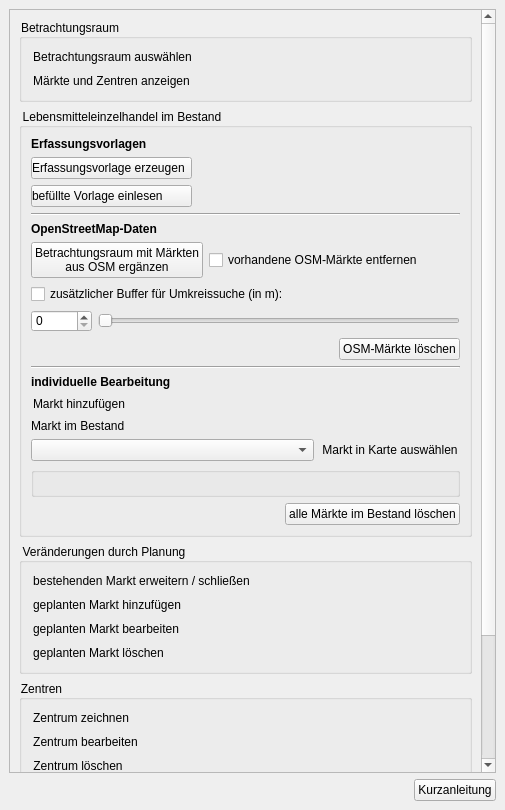
This is projektchecktools/ui/ProjektCheck_dockwidget_analysis_08-SKSM.ui in projektcheck/ProjektCheck-QGIS as Qt 5 draws it before an edit. The edited form follows.
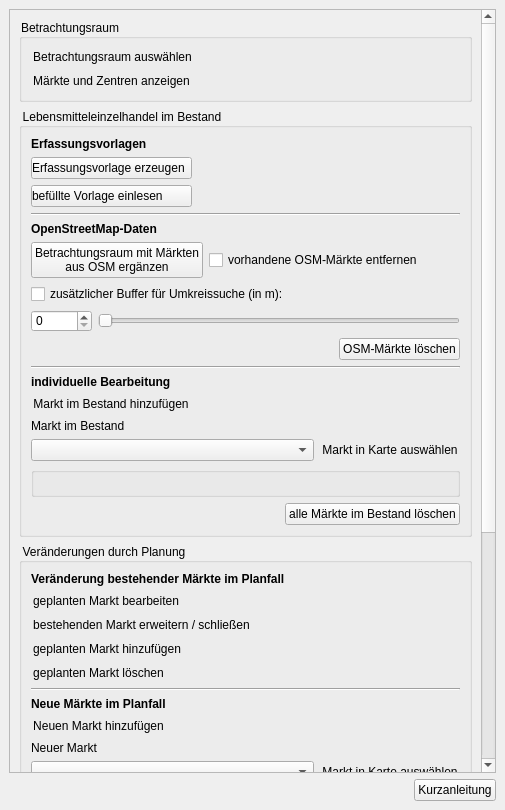
This is the edited form. Icons and pictures are not drawn. Custom widgets are drawn as their Qt base class.

Commit message: planfall markets - add, remove, edit

```diff
--- a/projektchecktools/ui/ProjektCheck_dockwidget_analysis_08-SKSM.ui
+++ b/projektchecktools/ui/ProjektCheck_dockwidget_analysis_08-SKSM.ui
@@ -68,7 +68,7 @@
          <x>0</x>
          <y>0</y>
          <width>478</width>
-         <height>826</height>
+         <height>985</height>
         </rect>
        </property>
        <layout class="QVBoxLayout" name="verticalLayout_10">
@@ -453,7 +453,7 @@
               <string>&lt;html&gt;&lt;head/&gt;&lt;body&gt;&lt;p&gt;&lt;span style=&quot; font-weight:600;&quot;&gt;Bestehenden Markt manuell hinzufügen&lt;/span&gt;&lt;/p&gt;&lt;p&gt;Einen bestehenden Lebensmittelmarkt in die Karte eintragen.&lt;/p&gt;&lt;/body&gt;&lt;/html&gt;</string>
              </property>
              <property name="text">
-              <string>Markt hinzufügen</string>
+              <string>Markt im Bestand hinzufügen</string>
              </property>
              <property name="icon">
               <iconset>
@@ -598,6 +598,58 @@
            <bool>false</bool>
           </property>
           <layout class="QVBoxLayout" name="verticalLayout_13">
+           <item>
+            <widget class="QLabel" name="label_13">
+             <property name="font">
+              <font>
+               <weight>75</weight>
+               <bold>true</bold>
+              </font>
+             </property>
+             <property name="text">
+              <string>Veränderung bestehender Märkte im Planfall</string>
+             </property>
+            </widget>
+           </item>
+           <item>
+            <widget class="QPushButton" name="pushButton_25">
+             <property name="sizePolicy">
+              <sizepolicy hsizetype="Fixed" vsizetype="Fixed">
+               <horstretch>0</horstretch>
+               <verstretch>0</verstretch>
+              </sizepolicy>
+             </property>
+             <property name="cursor">
+              <cursorShape>PointingHandCursor</cursorShape>
+             </property>
+             <property name="toolTip">
+              <string>&lt;html&gt;&lt;head/&gt;&lt;body&gt;&lt;p&gt;&lt;span style=&quot; font-weight:600;&quot;&gt;Geplanten Markt bearbeiten&lt;/span&gt;&lt;/p&gt;&lt;p&gt;Einen bereits in der Karte für den Planfall eingetragenen geplanten neuen Lebensmittelmarkt bearbeiten (Name, Handelskette, Betriebstyp).&lt;/p&gt;&lt;/body&gt;&lt;/html&gt;</string>
+             </property>
+             <property name="text">
+              <string>geplanten Markt bearbeiten</string>
+             </property>
+             <property name="icon">
+              <iconset>
+               <normaloff>../../images/iconset_mob/20190619_iconset_mob_market_edit_1.png</normaloff>
+               <normalon>../../images/iconset_mob/20190619_iconset_mob_market_edit_2.png</normalon>../../images/iconset_mob/20190619_iconset_mob_market_edit_1.png</iconset>
+             </property>
+             <property name="iconSize">
+              <size>
+               <width>24</width>
+               <height>24</height>
+              </size>
+             </property>
+             <property name="checkable">
+              <bool>true</bool>
+             </property>
+             <property name="autoExclusive">
+              <bool>true</bool>
+             </property>
+             <property name="flat">
+              <bool>true</bool>
+             </property>
+            </widget>
+           </item>
            <item>
             <widget class="QPushButton" name="pushButton_23">
              <property name="sizePolicy">
@@ -676,45 +728,6 @@
              </property>
             </widget>
            </item>
-           <item>
-            <widget class="QPushButton" name="pushButton_25">
-             <property name="sizePolicy">
-              <sizepolicy hsizetype="Fixed" vsizetype="Fixed">
-               <horstretch>0</horstretch>
-               <verstretch>0</verstretch>
-              </sizepolicy>
-             </property>
-             <property name="cursor">
-              <cursorShape>PointingHandCursor</cursorShape>
-             </property>
-             <property name="toolTip">
-              <string>&lt;html&gt;&lt;head/&gt;&lt;body&gt;&lt;p&gt;&lt;span style=&quot; font-weight:600;&quot;&gt;Geplanten Markt bearbeiten&lt;/span&gt;&lt;/p&gt;&lt;p&gt;Einen bereits in der Karte für den Planfall eingetragenen geplanten neuen Lebensmittelmarkt bearbeiten (Name, Handelskette, Betriebstyp).&lt;/p&gt;&lt;/body&gt;&lt;/html&gt;</string>
-             </property>
-             <property name="text">
-              <string>geplanten Markt bearbeiten</string>
-             </property>
-             <property name="icon">
-              <iconset>
-               <normaloff>../../images/iconset_mob/20190619_iconset_mob_market_edit_1.png</normaloff>
-               <normalon>../../images/iconset_mob/20190619_iconset_mob_market_edit_2.png</normalon>../../images/iconset_mob/20190619_iconset_mob_market_edit_1.png</iconset>
-             </property>
-             <property name="iconSize">
-              <size>
-               <width>24</width>
-               <height>24</height>
-              </size>
-             </property>
-             <property name="checkable">
-              <bool>true</bool>
-             </property>
-             <property name="autoExclusive">
-              <bool>true</bool>
-             </property>
-             <property name="flat">
-              <bool>true</bool>
-             </property>
-            </widget>
-           </item>
            <item>
             <widget class="QPushButton" name="pushButton_22">
              <property name="sizePolicy">
@@ -754,6 +767,174 @@
              </property>
             </widget>
            </item>
+           <item>
+            <widget class="Line" name="line_5">
+             <property name="orientation">
+              <enum>Qt::Horizontal</enum>
+             </property>
+            </widget>
+           </item>
+           <item>
+            <widget class="QLabel" name="label_12">
+             <property name="font">
+              <font>
+               <weight>75</weight>
+               <bold>true</bold>
+              </font>
+             </property>
+             <property name="text">
+              <string>Neue Märkte im Planfall</string>
+             </property>
+            </widget>
+           </item>
+           <item>
+            <widget class="QPushButton" name="add_planfall_market_button">
+             <property name="sizePolicy">
+              <sizepolicy hsizetype="Fixed" vsizetype="Fixed">
+               <horstretch>0</horstretch>
+               <verstretch>0</verstretch>
+              </sizepolicy>
+             </property>
+             <property name="cursor">
+              <cursorShape>PointingHandCursor</cursorShape>
+             </property>
+             <property name="toolTip">
+              <string>&lt;html&gt;&lt;head/&gt;&lt;body&gt;&lt;p&gt;&lt;span style=&quot; font-weight:600;&quot;&gt;Bestehenden Markt manuell hinzufügen&lt;/span&gt;&lt;/p&gt;&lt;p&gt;Einen bestehenden Lebensmittelmarkt in die Karte eintragen.&lt;/p&gt;&lt;/body&gt;&lt;/html&gt;</string>
+             </property>
+             <property name="text">
+              <string>Neuen Markt hinzufügen</string>
+             </property>
+             <property name="icon">
+              <iconset>
+               <normaloff>../../images/iconset_mob/20190619_iconset_mob_market_add_1.png</normaloff>
+               <normalon>../../images/iconset_mob/20190619_iconset_mob_market_add_2.png</normalon>../../images/iconset_mob/20190619_iconset_mob_market_add_1.png</iconset>
+             </property>
+             <property name="iconSize">
+              <size>
+               <width>24</width>
+               <height>24</height>
+              </size>
+             </property>
+             <property name="checkable">
+              <bool>true</bool>
+             </property>
+             <property name="autoExclusive">
+              <bool>false</bool>
+             </property>
+             <property name="flat">
+              <bool>true</bool>
+             </property>
+            </widget>
+           </item>
+           <item>
+            <widget class="QLabel" name="label_11">
+             <property name="text">
+              <string>Neuer Markt</string>
+             </property>
+            </widget>
+           </item>
+           <item>
+            <layout class="QHBoxLayout" name="horizontalLayout_17">
+             <item>
+              <widget class="QComboBox" name="planfall_market_combo">
+               <property name="minimumSize">
+                <size>
+                 <width>200</width>
+                 <height>0</height>
+                </size>
+               </property>
+               <property name="toolTip">
+                <string>&lt;html&gt;&lt;head/&gt;&lt;body&gt;&lt;p&gt;&lt;span style=&quot; font-weight:600;&quot;&gt;Punktuelle Maßnahme auswählen&lt;/span&gt;&lt;/p&gt;&lt;p&gt;Wählen Sie hier eine punktuelle Maßnahme über eine Liste aus, um sie bearbeiten zu können (Bezeichnung vergeben, einem Netz zuordnen, Kosten festlegen).&lt;/p&gt;&lt;/body&gt;&lt;/html&gt;</string>
+               </property>
+              </widget>
+             </item>
+             <item>
+              <widget class="QPushButton" name="select_planfall_market_button">
+               <property name="sizePolicy">
+                <sizepolicy hsizetype="Fixed" vsizetype="Fixed">
+                 <horstretch>0</horstretch>
+                 <verstretch>0</verstretch>
+                </sizepolicy>
+               </property>
+               <property name="cursor">
+                <cursorShape>PointingHandCursor</cursorShape>
+               </property>
+               <property name="toolTip">
+                <string>&lt;html&gt;&lt;head/&gt;&lt;body&gt;&lt;p&gt;&lt;span style=&quot; font-weight:600;&quot;&gt;Punktuelle Maßnahme auswählen&lt;/span&gt;&lt;/p&gt;&lt;p&gt;Wählen Sie hier eine punktuelle Maßnahme über dire Karte aus, um sie bearbeiten zu können (Bezeichnung vergeben, einem Netz zuordnen, Kosten festlegen).&lt;/p&gt;&lt;/body&gt;&lt;/html&gt;</string>
+               </property>
+               <property name="text">
+                <string>Markt in Karte auswählen</string>
+               </property>
+               <property name="icon">
+                <iconset>
+                 <normaloff>../../images/iconset_mob/20190619_iconset_mob_select_11.png</normaloff>
+                 <normalon>../../images/iconset_mob/20190619_iconset_mob_select_21.png</normalon>../../images/iconset_mob/20190619_iconset_mob_select_11.png</iconset>
+               </property>
+               <property name="iconSize">
+                <size>
+                 <width>24</width>
+                 <height>24</height>
+                </size>
+               </property>
+               <property name="checkable">
+                <bool>true</bool>
+               </property>
+               <property name="autoExclusive">
+                <bool>false</bool>
+               </property>
+               <property name="flat">
+                <bool>true</bool>
+               </property>
+              </widget>
+             </item>
+            </layout>
+           </item>
+           <item>
+            <widget class="QGroupBox" name="planfall_market_parameter_group">
+             <property name="font">
+              <font>
+               <family>MS Shell Dlg 2</family>
+               <pointsize>8</pointsize>
+               <weight>50</weight>
+               <bold>false</bold>
+              </font>
+             </property>
+             <property name="title">
+              <string/>
+             </property>
+             <layout class="QVBoxLayout" name="verticalLayout_17"/>
+            </widget>
+           </item>
+           <item>
+            <layout class="QHBoxLayout" name="horizontalLayout_12">
+             <property name="topMargin">
+              <number>0</number>
+             </property>
+             <property name="rightMargin">
+              <number>0</number>
+             </property>
+             <item>
+              <spacer name="horizontalSpacer_19">
+               <property name="orientation">
+                <enum>Qt::Horizontal</enum>
+               </property>
+               <property name="sizeHint" stdset="0">
+                <size>
+                 <width>40</width>
+                 <height>20</height>
+                </size>
+               </property>
+              </spacer>
+             </item>
+             <item>
+              <widget class="QPushButton" name="remove_planfall_markets_button">
+               <property name="text">
+                <string>alle neuen Märkte  löschen</string>
+               </property>
+              </widget>
+             </item>
+            </layout>
+           </item>
           </layout>
          </widget>
         </item>
```
Left out of the diff: 4 changed lines with no effect on the pictures. The commit also changes 3 other files.
